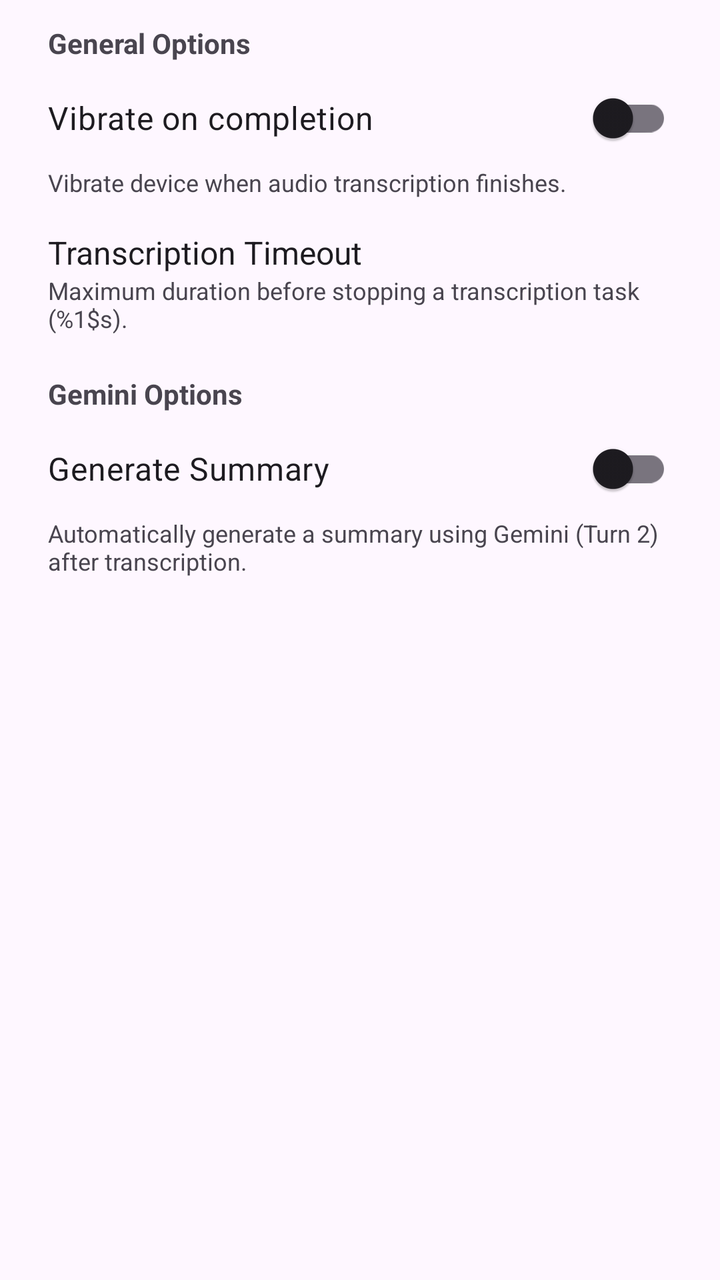
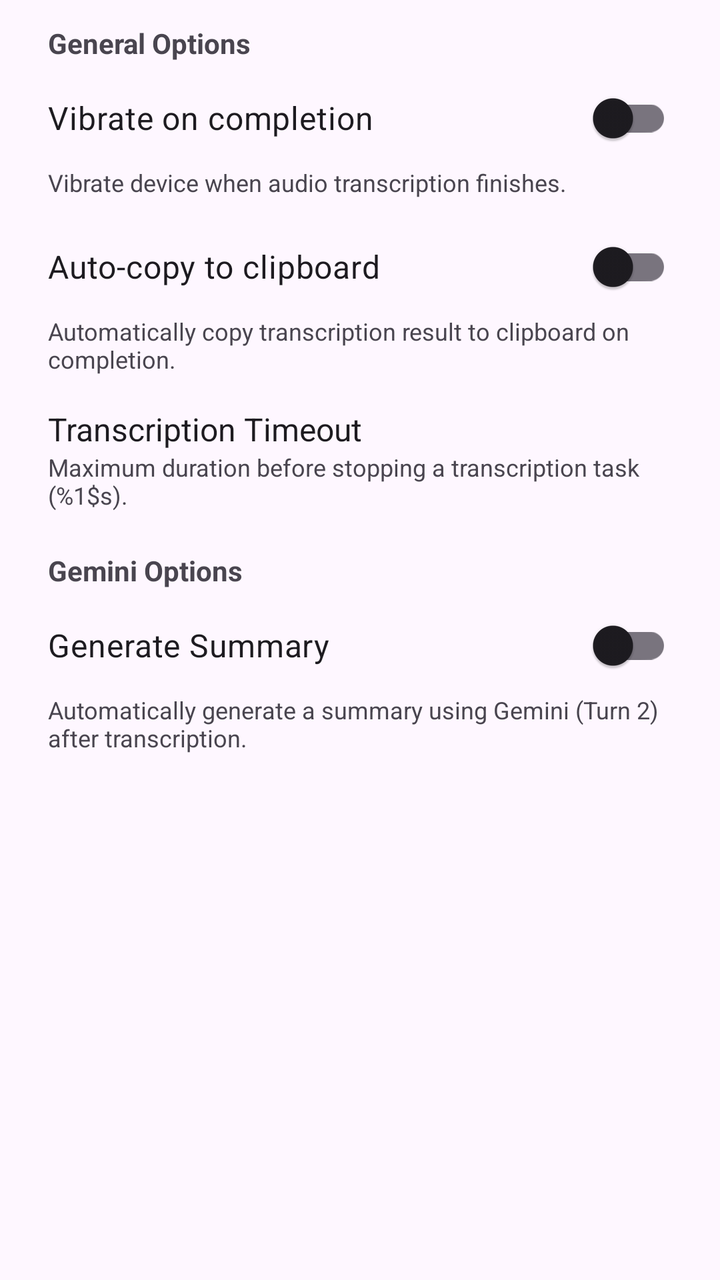

An Android layout rendered at two revisions. The XML below is the earlier revision; the diff shows what the commit changed to produce the second picture.
<!-- AndroidManifest.xml: application theme Theme.Whisperandroidjava -->
<!-- res/layout/dialog_transcription_options.xml -->
<?xml version="1.0" encoding="utf-8"?>
<androidx.core.widget.NestedScrollView xmlns:android="http://schemas.android.com/apk/res/android"
    android:layout_width="match_parent"
    android:layout_height="wrap_content">

    <LinearLayout
        android:layout_width="match_parent"
        android:layout_height="wrap_content"
        android:orientation="vertical"
        android:paddingStart="24dp"
        android:paddingTop="12dp"
        android:paddingEnd="24dp">

        
        <TextView
            android:layout_width="match_parent"
            android:layout_height="wrap_content"
            android:layout_marginBottom="4dp"
            android:text="@string/section_general_options"
            android:textSize="14sp"
            android:textStyle="bold" />

        <com.google.android.material.switchmaterial.SwitchMaterial
            android:id="@+id/switch_vibration"
            android:layout_width="match_parent"
            android:layout_height="wrap_content"
            android:text="@string/option_vibration_title"
            android:textSize="16sp" />

        <TextView
            android:id="@+id/text_vibration_summary"
            android:layout_width="match_parent"
            android:layout_height="wrap_content"
            android:layout_marginBottom="10dp"
            android:text="@string/option_vibration_summary"
            android:textColor="?android:attr/textColorSecondary"
            android:textSize="12sp" />

        <LinearLayout
            android:id="@+id/layout_timeout_option"
            android:layout_width="match_parent"
            android:layout_height="wrap_content"
            android:minHeight="48dp"
            android:gravity="center_vertical"
            android:background="?android:attr/selectableItemBackground"
            android:clickable="true"
            android:focusable="true"
            android:orientation="vertical"
            android:paddingTop="6dp"
            android:paddingBottom="6dp"
            android:layout_marginBottom="10dp">

            <TextView
                android:id="@+id/text_timeout_title"
                android:layout_width="match_parent"
                android:layout_height="wrap_content"
                android:text="@string/option_timeout_title"
                android:textColor="?android:attr/textColorPrimary"
                android:textSize="16sp" />

            <TextView
                android:id="@+id/text_timeout_summary"
                android:layout_width="match_parent"
                android:layout_height="wrap_content"
                android:text="@string/option_timeout_summary"
                android:textColor="?android:attr/textColorSecondary"
                android:textSize="12sp" />
        </LinearLayout>

        
        <TextView
            android:layout_width="match_parent"
            android:layout_height="wrap_content"
            android:layout_marginTop="4dp"
            android:layout_marginBottom="4dp"
            android:text="@string/section_gemini_options"
            android:textSize="14sp"
            android:textStyle="bold" />

        <com.google.android.material.switchmaterial.SwitchMaterial
            android:id="@+id/switch_summary"
            android:layout_width="match_parent"
            android:layout_height="wrap_content"
            android:text="@string/option_include_summary_title"
            android:textSize="16sp" />

        <TextView
            android:id="@+id/text_summary_summary"
            android:layout_width="match_parent"
            android:layout_height="wrap_content"
            android:layout_marginBottom="10dp"
            android:text="@string/option_include_summary_summary"
            android:textColor="?android:attr/textColorSecondary"
            android:textSize="12sp" />

    </LinearLayout>

</androidx.core.widget.NestedScrollView>
<!-- resources referenced by this layout -->
<resources>
  <string name="option_include_summary_summary">Automatically generate a summary using Gemini (Turn 2) after transcription.</string>
  <string name="option_include_summary_title">Generate Summary</string>
  <string name="option_timeout_summary">Maximum duration before stopping a transcription task (%1$s).</string>
  <string name="option_timeout_title">Transcription Timeout</string>
  <string name="option_vibration_summary">Vibrate device when audio transcription finishes.</string>
  <string name="option_vibration_title">Vibrate on completion</string>
  <string name="section_gemini_options">Gemini Options</string>
  <string name="section_general_options">General Options</string>
  <style name="Theme.Whisperandroidjava" parent="Theme.Material3.DayNight.NoActionBar">
      
      <item name="colorPrimary">@color/primary_light</item>
      <item name="colorOnPrimary">@color/on_primary_light</item>
      <item name="colorPrimaryContainer">@color/primary_container_light</item>
      <item name="colorOnPrimaryContainer">@color/on_primary_container_light</item>
  
      
      <item name="colorSecondary">@color/secondary_light</item>
      <item name="colorOnSecondary">@color/on_secondary_light</item>
      <item name="colorSecondaryContainer">@color/secondary_container_light</item>
      <item name="colorOnSecondaryContainer">@color/on_secondary_container_light</item>
  
      
      <item name="android:windowBackground">@color/background_light</item>
      <item name="colorSurface">@color/surface_light</item>
      <item name="colorOnSurface">@color/on_surface_light</item>
  
      
      <item name="android:statusBarColor">?attr/colorSurfaceContainer</item>
      <item name="android:windowLightStatusBar">true</item>
    </style>
  <color name="primary_light">#6750A4</color>
  <color name="on_primary_light">#FFFFFF</color>
  <color name="primary_container_light">#EADDFF</color>
  <color name="on_primary_container_light">#21005D</color>
  <color name="secondary_light">#625B71</color>
  <color name="on_secondary_light">#FFFFFF</color>
  <color name="secondary_container_light">#E8DEF8</color>
  <color name="on_secondary_container_light">#1D192B</color>
  <color name="background_light">#FEF7FF</color>
  <color name="surface_light">#FEF7FF</color>
  <color name="on_surface_light">#1D1B20</color>
</resources>

<!-- the commit's change to res/layout/dialog_transcription_options.xml (unified diff, before → after) -->
@@ -33,6 +33,22 @@
             android:layout_height="wrap_content"
             android:layout_marginBottom="10dp"
             android:text="@string/option_vibration_summary"
+            android:textColor="?android:attr/textColorSecondary"
+            android:textSize="12sp" />
+
+        <com.google.android.material.switchmaterial.SwitchMaterial
+            android:id="@+id/switch_auto_copy"
+            android:layout_width="match_parent"
+            android:layout_height="wrap_content"
+            android:text="@string/option_auto_copy_title"
+            android:textSize="16sp" />
+
+        <TextView
+            android:id="@+id/text_auto_copy_summary"
+            android:layout_width="match_parent"
+            android:layout_height="wrap_content"
+            android:layout_marginBottom="10dp"
+            android:text="@string/option_auto_copy_summary"
             android:textColor="?android:attr/textColorSecondary"
             android:textSize="12sp" />
 
<!-- resource entries referenced after the edit -->
@@ -1,5 +1,7 @@
 <!-- resources referenced by this layout -->
 <resources>
+  <string name="option_auto_copy_summary">Automatically copy transcription result to clipboard on completion.</string>
+  <string name="option_auto_copy_title">Auto-copy to clipboard</string>
   <string name="option_include_summary_summary">Automatically generate a summary using Gemini (Turn 2) after transcription.</string>
   <string name="option_include_summary_title">Generate Summary</string>
   <string name="option_timeout_summary">Maximum duration before stopping a transcription task (%1$s).</string>
